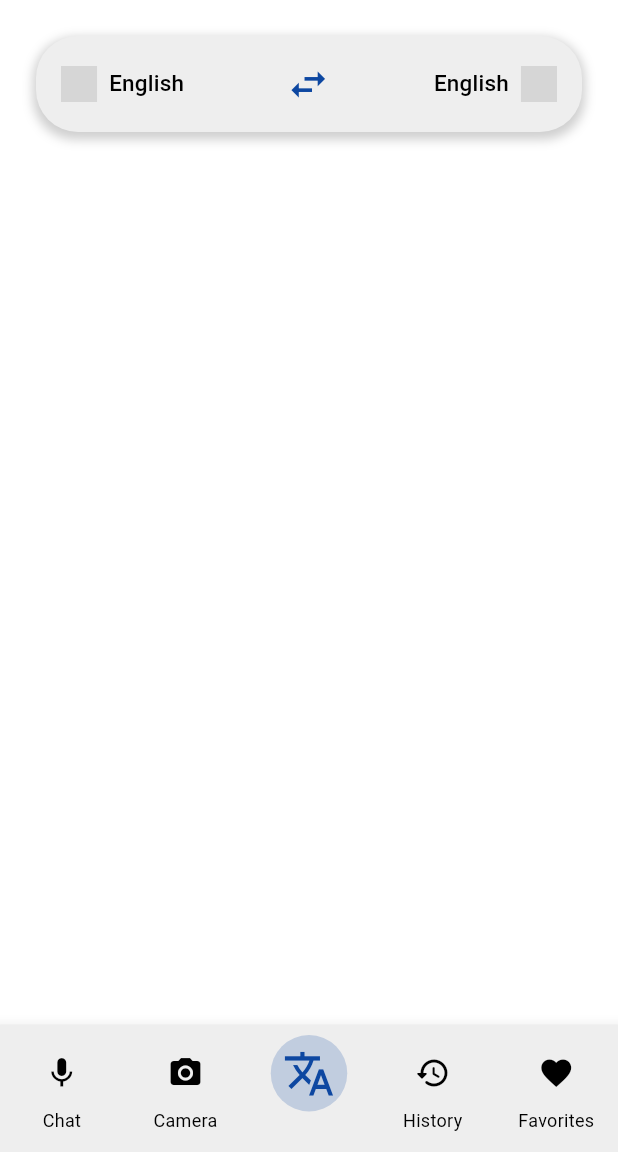
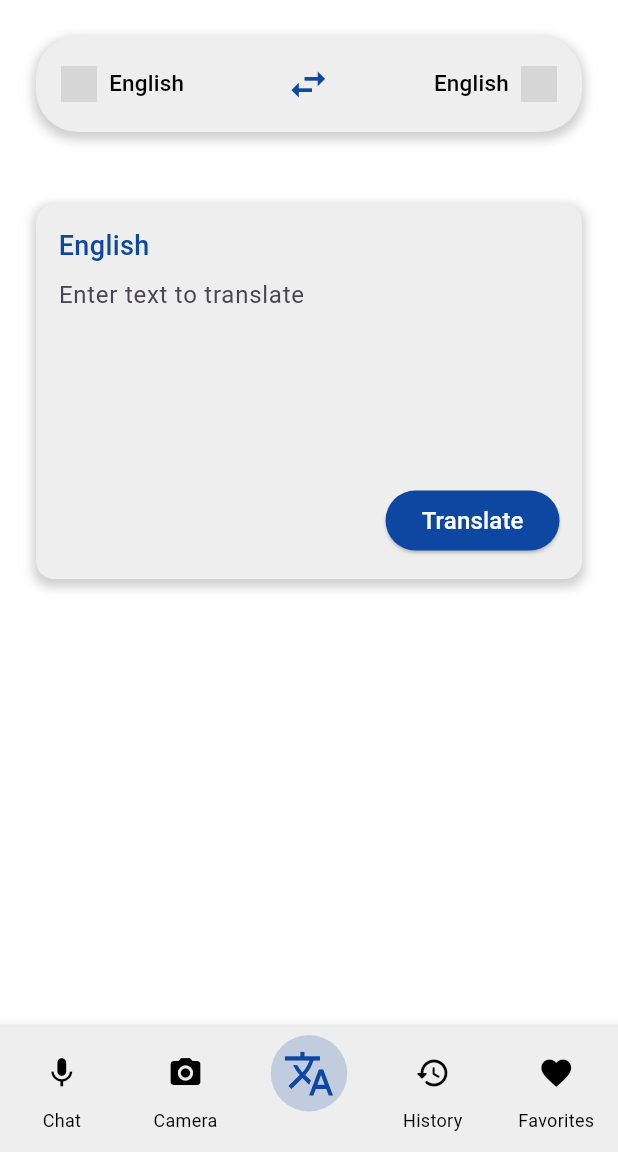
Before and after one commit to DanielLeke/LangConnect, a Flutter app: the HomeView screen opened directly, on a phone screen of 412 x 824 dp, the part 84-1236 px from its top. Run offline on Flutter 3.47's test engine with Material 3 defaults, Android fonts, the phone set to English and light mode, and no system bars; our stand-ins replace cloud_firestore, firebase_auth, firebase_core; missing offline and left inert: country_flags, translator; accounts and stored records are empty; grey boxes are pictures that could not be loaded.

Commit message:
Built the input container and implemented the translation service

```diff
--- a/lib/pages/translation_pages/text_translator.dart
+++ b/lib/pages/translation_pages/text_translator.dart
@@ -2,6 +2,7 @@ import 'dart:core';
 
 import 'package:flutter/material.dart';
 import 'package:country_flags/country_flags.dart';
+import 'package:langconnect/utilities/translation_service.dart';
 
 class Translator extends StatefulWidget {
   const Translator({super.key});
@@ -83,6 +84,7 @@ class _TranslatorState extends State<Translator> {
   ];
   String selectedValueOne = "English";
   String selectedValue = "English";
+  String? translatedTextHolder;
   void _onChangedFirst(String? value) {
     setState(() {
       selectedValueOne = value!;
@@ -102,6 +104,19 @@ class _TranslatorState extends State<Translator> {
       selectedValue = temp;
     });
   }
+
+  void _translateText() async {
+    String textToTranslate = inputController.text;
+    String targetLanguage = langcodes[selectedValue]!;
+    String translatedText =
+        await TranslationService().translate(textToTranslate, targetLanguage);
+    setState(() {
+      translatedTextHolder = translatedText;
+    });
+    print("Translated Text: $translatedTextHolder");
+  }
+
+  TextEditingController inputController = TextEditingController();
 
   @override
   Widget build(BuildContext context) {
@@ -136,6 +151,13 @@ class _TranslatorState extends State<Translator> {
             ),
           ),
         ),
+        Padding(
+          padding: const EdgeInsets.all(24.0),
+          child: UntranslatedTextInput(
+              language: selectedValueOne,
+              controller: inputController,
+              onTranslate: _translateText),
+        )
       ],
     );
   }
@@ -249,15 +271,77 @@ class LanguageSelectionRow extends StatelessWidget {
 
 class UntranslatedTextInput extends StatelessWidget {
   final String language;
-  final Map<String, String> langMaps;
+  final TextEditingController controller;
+  final VoidCallback onTranslate;
   const UntranslatedTextInput({
     super.key,
     required this.language,
-    required this.langMaps,
+    required this.controller,
+    required this.onTranslate,
   });
 
   @override
   Widget build(BuildContext context) {
-    return const Placeholder();
+    return Container(
+      decoration: BoxDecoration(
+        color: Colors.grey[200],
+        borderRadius: BorderRadius.circular(12),
+        boxShadow: [
+          BoxShadow(
+            color: Colors.grey.withOpacity(0.5),
+            spreadRadius: 2,
+            blurRadius: 5,
+            offset: const Offset(0, 3), // changes position of shadow
+          )
+        ],
+      ),
+      child: Padding(
+        padding: const EdgeInsets.all(15.0),
+        child: Column(
+          children: [
+            Container(
+              alignment: Alignment.topLeft,
+              child: Text(
+                language,
+                style: TextStyle(
+                  fontSize: 18,
+                  fontWeight: FontWeight.w500,
+                  color: Colors.blue[900],
+                ),
+              ),
+            ),
+            TextField(
+              maxLines: 5,
+              decoration: const InputDecoration(
+                border: InputBorder.none,
+                hintText: 'Enter text to translate',
+              ),
+              cursorColor: Colors.black,
+              controller: controller,
+            ),
+            const SizedBox(height: 10),
+            Container(
+              alignment: Alignment.bottomRight,
+              child: ElevatedButton(
+                style: ElevatedButton.styleFrom(
+                  backgroundColor: Colors.blue[900],
+                  shape: RoundedRectangleBorder(
+                    borderRadius: BorderRadius.circular(28),
+                  ),
+                ),
+                onPressed: onTranslate,
+                child: const Text(
+                  "Translate",
+                  style: TextStyle(
+                    fontSize: 16,
+                    color: Colors.white,
+                  ),
+                ),
+              ),
+            )
+          ],
+        ),
+      ),
+    );
   }
 }
```
